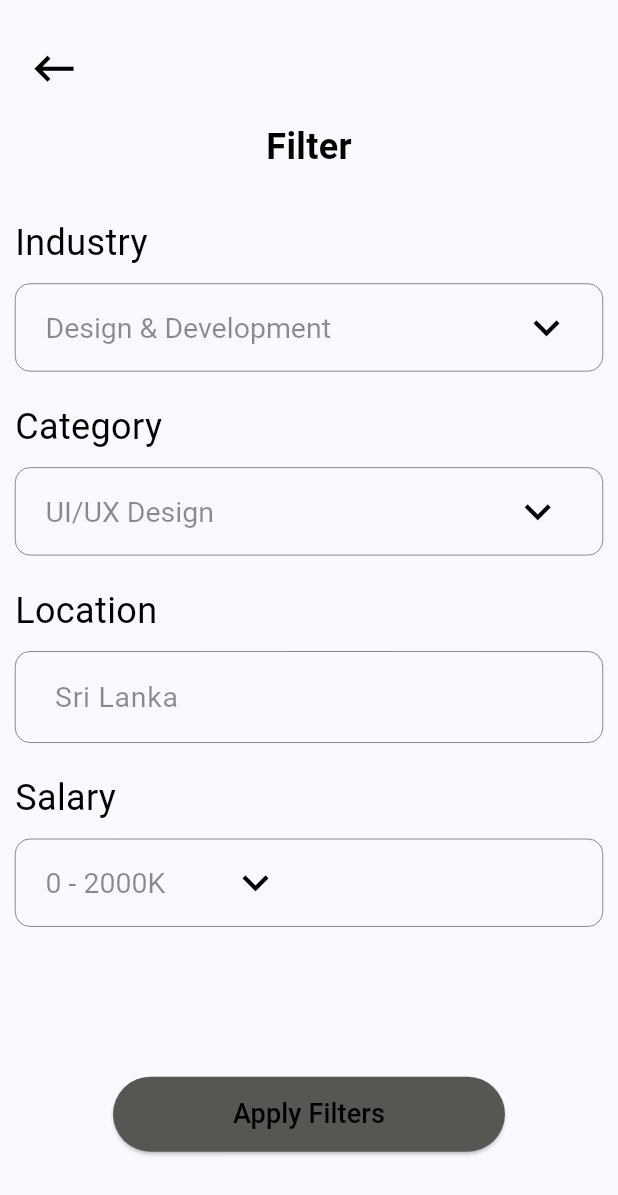
After one commit to Sanuda3088/Madhack, a Flutter app: the FilterPage screen opened directly, on a phone screen of 412 x 824 dp. The commit adds this screen. Shown: the top 1195 px of the screen. Run offline on Flutter 3.47's test engine with Material 3 defaults, Android fonts, the phone set to English and light mode, and no system bars; our stand-ins replace dotted_border, firebase_core; accounts and stored records are empty.

Commit message:
Finalized applicant

```diff
--- a/lib/Applicant/applyjob.dart
+++ b/lib/Applicant/applyjob.dart
@@ -102,10 +102,8 @@ class ApplyJob extends StatelessWidget {
                 borderType: BorderType.RRect,
                 padding: const EdgeInsets.only(top: 30, bottom: 30),
                 color: Colors.black,
-                child: Container(
-                  child: Row(
-                      mainAxisAlignment: MainAxisAlignment.center,
-                      children: [
+                child:
+                    Row(mainAxisAlignment: MainAxisAlignment.center, children: [
                   IconButton(
                     onPressed: () {},
                     icon: const Icon(Icons.drive_folder_upload_sharp),
@@ -121,7 +119,6 @@ class ApplyJob extends StatelessWidget {
                     ),
                   )
                 ]),
-                ),
               ),
             ),
             const SizedBox(
@@ -144,12 +141,12 @@ class ApplyJob extends StatelessWidget {
                 textAlignVertical: TextAlignVertical.top,
                 decoration: InputDecoration(
                     hintText: "Enter your text Here",
-                    hintStyle: TextStyle(
+                    hintStyle: const TextStyle(
                       fontSize: 18,
                     ),
                     fillColor: const Color.fromARGB(255, 213, 211, 205),
                     filled: true,
-                    contentPadding: EdgeInsets.only(
+                    contentPadding: const EdgeInsets.only(
                       bottom: 200,
                     ),
                     enabledBorder: OutlineInputBorder(
@@ -160,7 +157,7 @@ class ApplyJob extends StatelessWidget {
                         ))),
               ),
             ),
-            SizedBox(
+            const SizedBox(
               height: 140,
             ),
             Padding(
--- a/lib/Applicant/components/searchBar.dart
+++ /dev/null
@@ -1,62 +0,0 @@
-import 'package:flutter/foundation.dart';
-import 'package:flutter/material.dart';
-import 'package:flutter/material.dart';
-import 'package:flutter/widgets.dart';
-
-class SearchBar extends StatefulWidget {
-  const SearchBar({super.key});
-
-  @override
-  State<SearchBar> createState() => _SearchBarState();
-}
-
-class _SearchBarState extends State<SearchBar> {
-  @override
-  Widget build(BuildContext context) {
-    return Scaffold(
-      body: TextField(
-        cursorColor: Colors.white,
-        style: const TextStyle(
-          color: Colors.white,
-        ),
-        decoration: InputDecoration(
-          filled: true,
-          fillColor: Colors.grey[800], // Darker color for better contrast
-          contentPadding: const EdgeInsets.only(left: 15),
-          enabledBorder: OutlineInputBorder(
-            borderSide: const BorderSide(
-              color: Colors.black,
-            ),
-            borderRadius: BorderRadius.circular(15),
-          ),
-          focusedBorder: OutlineInputBorder(
-            borderSide: const BorderSide(
-              color: Colors.grey, // Match fill color
-            ),
-            borderRadius: BorderRadius.circular(15),
-          ),
-          hintText: "Search Jobs",
-          hintStyle: TextStyle(
-            fontSize: 16.0,
-            color: Colors.grey[400], // Lighter color for better visibility
-          ),
-          suffixIcon: Padding(
-            padding: const EdgeInsets.all(5.0),
-            child: Container(
-              decoration: BoxDecoration(
-                color: Colors.grey[800], // Match fill color
-                borderRadius: BorderRadius.circular(8),
-              ),
-              width: 10,
-              height: 10,
-              child: const Icon(
-                Icons.search,
-                color: Colors.white, // Icon color
-              ),
-            ),
-          ),
-        ),
-      ),
-    );
-  }
-}
--- a/lib/Applicant/components/slider.dart
+++ b/lib/Applicant/components/slider.dart
@@ -2,7 +2,6 @@ import 'package:flutter/material.dart';
 import 'package:jobfinder/Applicant/JobRole/uiDesigner.dart';
 import 'package:jobfinder/Applicant/JobRole/webDeveloper.dart';
 import 'package:jobfinder/Applicant/savedJobs.dart';
-import 'package:jobfinder/main.dart';
 
 class SliderPage extends StatelessWidget {
   final String imagePath;
--- /dev/null
+++ b/lib/Applicant/filterpage.dart
@@ -0,0 +1,316 @@
+import 'package:flutter/material.dart';
+import 'package:jobfinder/Applicant/homeScreen.dart';
+
+class FilterPage extends StatefulWidget {
+  const FilterPage({super.key});
+
+  @override
+  State<FilterPage> createState() => _FilterPageState();
+}
+
+class _FilterPageState extends State<FilterPage> {
+  //industry drop down
+  int myIndex1 = 0;
+  String _dropdownvalue1 = 'Design & Development';
+  bool _isDropdownOpen1 = true;
+
+  List<String> listItem1 = [
+    'Design & Development',
+    'Telecommunication',
+    'Cloud Computing & Hosting',
+    'Data Analytics & Business Inteligence',
+    'Cyber Security',
+  ];
+
+  //category drop down
+  int myIndex2 = 0;
+  String _dropdownvalue2 = 'UI/UX Design';
+  bool _isDropdownOpen2 = true;
+
+  List<String> listItem2 = [
+    'UI/UX Design',
+    'Web Design',
+    'Mobile App Design',
+    'Machine Learning and AI Technology',
+    'Data Science and Data Analytics',
+    'Graphic Design'
+  ];
+  //salary drop down
+
+  int myIndex3 = 0;
+  String _dropdownvalue3 = '0 - 2000K';
+  bool _isDropdownOpen3 = true;
+
+  List<String> listItem3 = [
+    '0 - 2000K',
+    '2000 - 4000K',
+    '4000 - 6000K',
+    '6000 - 8000K',
+    '8000 - 10000K',
+    '10000K<'
+  ];
+  @override
+  Widget build(BuildContext context) {
+    return Scaffold(
+      body: Container(
+        padding: const EdgeInsets.only(
+          top: 20,
+          left: 10,
+          right: 10,
+        ),
+        child: ListView(
+          children: [
+            Padding(
+              padding: const EdgeInsets.only(right: 340, bottom: 10),
+              child: IconButton(
+                  onPressed: () {
+                    Navigator.push(
+                        context,
+                        MaterialPageRoute(
+                            builder: (context) => const HomeScreen()));
+                  },
+                  icon: const Icon(
+                    Icons.keyboard_backspace,
+                    color: Colors.black,
+                    size: 35,
+                    weight: 3.0,
+                  )),
+            ),
+            const Center(
+              child: Text(
+                "Filter",
+                style: TextStyle(
+                    color: Colors.black,
+                    fontWeight: FontWeight.bold,
+                    fontSize: 24),
+              ),
+            ),
+            const SizedBox(height: 30),
+            const Text(
+              "Industry",
+              textAlign: TextAlign.left,
+              style: TextStyle(
+                  color: Colors.black,
+                  fontWeight: FontWeight.w400,
+                  fontSize: 24),
+            ),
+            const SizedBox(
+              height: 10,
+            ),
+            //industry drop down
+            Container(
+              decoration: BoxDecoration(
+                  border: Border.all(
+                    color: Colors.black,
+                    width: 0.3,
+                  ),
+                  borderRadius: BorderRadius.circular(10)),
+              child: GestureDetector(
+                onTap: () {
+                  setState(() {
+                    _isDropdownOpen1 = !_isDropdownOpen1;
+                  });
+                },
+                child: Padding(
+                  padding: const EdgeInsets.only(left: 15),
+                  child: DropdownButton(
+                    //dropdownColor: const Color(0XFF22252B),
+                    style: const TextStyle(color: Colors.black45, fontSize: 19),
+
+                    underline: Container(),
+
+                    padding: const EdgeInsets.all(5),
+
+                    icon: const Icon(Icons.keyboard_arrow_down,
+                        color: Colors.black),
+                    iconSize: 35,
+                    iconEnabledColor: Colors.white,
+                    // Hide the hint text since we have a label
+                    value: _dropdownvalue1,
+                    items: listItem1.map((value1) {
+                      return DropdownMenuItem(
+                        value: value1,
+                        child: Text(value1),
+                      );
+                    }).toList(),
+                    onChanged: (String? newValue) {
+                      setState(() {
+                        _dropdownvalue1 = newValue!;
+                      });
+                    },
+                  ),
+                ),
+              ),
+            ),
+            const SizedBox(height: 20),
+            const Text(
+              "Category",
+              textAlign: TextAlign.left,
+              style: TextStyle(
+                  color: Colors.black,
+                  fontWeight: FontWeight.w400,
+                  fontSize: 24),
+            ),
+            const SizedBox(
+              height: 10,
+            ),
+            Container(
+              decoration: BoxDecoration(
+                  border: Border.all(
+                    color: Colors.black,
+                    width: 0.3,
+                  ),
+                  borderRadius: BorderRadius.circular(10)),
+              child: GestureDetector(
+                onTap: () {
+                  setState(() {
+                    _isDropdownOpen2 = !_isDropdownOpen2;
+                  });
+                },
+                child: Padding(
+                  padding: const EdgeInsets.only(left: 15),
+                  child: DropdownButton(
+                    style: const TextStyle(color: Colors.black45, fontSize: 19),
+
+                    underline: Container(),
+
+                    padding: const EdgeInsets.all(5),
+
+                    icon: const Icon(
+                      Icons.keyboard_arrow_down,
+                      color: Colors.black,
+                    ),
+                    iconSize: 35,
+                    iconEnabledColor: Colors.white,
+                    // Hide the hint text since we have a label
+                    value: _dropdownvalue2,
+                    items: listItem2.map((value2) {
+                      return DropdownMenuItem(
+                        value: value2,
+                        child: Text(value2),
+                      );
+                    }).toList(),
+                    onChanged: (String? newValue2) {
+                      setState(() {
+                        _dropdownvalue2 = newValue2!;
+                      });
+                    },
+                  ),
+                ),
+              ),
+            ),
+            const SizedBox(height: 20),
+            const Text(
+              "Location",
+              textAlign: TextAlign.left,
+              style: TextStyle(
+                  color: Colors.black,
+                  fontWeight: FontWeight.w400,
+                  fontSize: 24),
+            ),
+            const SizedBox(
+              height: 10,
+            ),
+            const TextField(
+              decoration: InputDecoration(
+                  hintText: "\t\tSri Lanka",
+                  hintStyle: TextStyle(fontSize: 19, color: Colors.black45),
+                  border: InputBorder.none,
+                  enabledBorder: OutlineInputBorder(
+                      borderRadius: BorderRadius.all(
+                        Radius.circular(10),
+                      ),
+                      borderSide: BorderSide(
+                        color: Colors.black,
+                        width: 0.3,
+                      ))),
+            ),
+            const SizedBox(height: 20),
+
+            // salary drop down
+            const Text(
+              "Salary",
+              textAlign: TextAlign.left,
+              style: TextStyle(
+                  color: Colors.black,
+                  fontWeight: FontWeight.w400,
+                  fontSize: 24),
+            ),
+            const SizedBox(
+              height: 10,
+            ),
+            Container(
+              decoration: BoxDecoration(
+                  border: Border.all(
+                    color: Colors.black,
+                    width: 0.3,
+                  ),
+                  borderRadius: BorderRadius.circular(10)),
+              child: GestureDetector(
+                onTap: () {
+                  setState(() {
+                    _isDropdownOpen3 = !_isDropdownOpen3;
+                  });
+                },
+                child: Padding(
+                  padding: const EdgeInsets.only(left: 15),
+                  child: DropdownButton(
+                    style: const TextStyle(color: Colors.black45, fontSize: 19),
+
+                    underline: Container(),
+
+                    padding: const EdgeInsets.fromLTRB(5, 5, 5, 5),
+
+                    icon: const Icon(
+                      Icons.keyboard_arrow_down,
+                      color: Colors.black,
+                    ),
+                    iconSize: 35,
+                    iconEnabledColor: Colors.white,
+                    // Hide the hint text since we have a label
+                    value: _dropdownvalue3,
+                    items: listItem3.map((value3) {
+                      return DropdownMenuItem(
+                        value: value3,
+                        child: Text(value3),
+                      );
+                    }).toList(),
+                    onChanged: (String? newValue3) {
+                      setState(() {
+                        _dropdownvalue3 = newValue3!;
+                      });
+                    },
+                  ),
+                ),
+              ),
+            ),
+            const SizedBox(
+              height: 100,
+            ),
+            Padding(
+              padding: const EdgeInsets.only(left: 50, right: 50),
+              child: Center(
+                child: ElevatedButton(
+                  style: ElevatedButton.styleFrom(
+                    backgroundColor: const Color.fromARGB(255, 87, 86, 83),
+                    padding: const EdgeInsets.only(
+                        top: 12, bottom: 12, left: 80, right: 80),
+                  ),
+                  onPressed: () {},
+                  child: const Text(
+                    "Apply Filters",
+                    style: TextStyle(
+                      color: Colors.black,
+                      fontSize: 18,
+                      fontWeight: FontWeight.w500,
+                    ),
+                  ),
+                ),
+              ),
+            ),
+          ],
+        ),
+      ),
+    );
+  }
+}
--- a/lib/Applicant/homeScreen.dart
+++ b/lib/Applicant/homeScreen.dart
@@ -1,12 +1,7 @@
 import 'package:flutter/material.dart';
 
-import 'package:carousel_slider/carousel_controller.dart';
-
-import 'package:jobfinder/Applicant/JobRole/uiDesigner.dart';
-import 'package:jobfinder/Applicant/JobRole/webDeveloper.dart';
-
 import 'package:jobfinder/Applicant/components/slider.dart';
-import 'package:jobfinder/Applicant/savedJobs.dart';
+import 'package:jobfinder/Applicant/filterpage.dart';
 
 class HomeScreen extends StatefulWidget {
   const HomeScreen({super.key});
@@ -94,7 +89,12 @@ class _HomeScreenState extends State<HomeScreen> {
                       borderRadius: BorderRadius.circular(8),
                     ),
                     child: IconButton(
-                      onPressed: () {},
+                      onPressed: () {
+                        Navigator.push(
+                            context,
+                            MaterialPageRoute(
+                                builder: (context) => const FilterPage()));
+                      },
                       icon: const Icon(
                         Icons.filter_list_sharp,
                         size: 35,
@@ -246,7 +246,6 @@ class _HomeScreenState extends State<HomeScreen> {
                   salary: "9K",
                   tag: "Remote",
                 ),
-
                 SizedBox(
                   height: 10,
                 ),
@@ -263,15 +262,6 @@ class _HomeScreenState extends State<HomeScreen> {
                 SizedBox(
                   height: 10,
                 ),
-                // SliderPage(
-                //     imagePath: "assets/ui-ux.png",
-                //     iconBookmark: Icon(
-                //       Icons.bookmark,
-                //     ),
-                //     jobRole: "Senior Creative Designer",
-                //     address: "CodeX Labs - Colombo , Sri Lanka.",
-                //     salary: "8K",
-                //     tag: "Full Time"),
               ],
             ),
           ],
--- a/lib/Applicant/savedJobs.dart
+++ b/lib/Applicant/savedJobs.dart
@@ -1,4 +1,3 @@
-import 'package:flutter/foundation.dart';
 import 'package:flutter/material.dart';
 
 class SavedJobs extends StatelessWidget {
--- a/lib/main.dart
+++ b/lib/main.dart
@@ -2,7 +2,6 @@ import 'package:firebase_core/firebase_core.dart';
 import 'package:flutter/material.dart';
 import 'package:jobfinder/Applicant/homeScreen.dart';
 import 'package:jobfinder/Controllers/firebase_options.dart';
-import 'package:jobfinder/Controllers/splashscreen.dart';
 
 void main() async {
   WidgetsFlutterBinding.ensureInitialized();
```
Also changed, not shown: lib/Applicant/JobRole/uiDesigner.dart (+0 -35 lines), lib/Applicant/JobRole/webDeveloper.dart (+0 -35 lines). Lines whose indentation alone changed are shown as unchanged.
